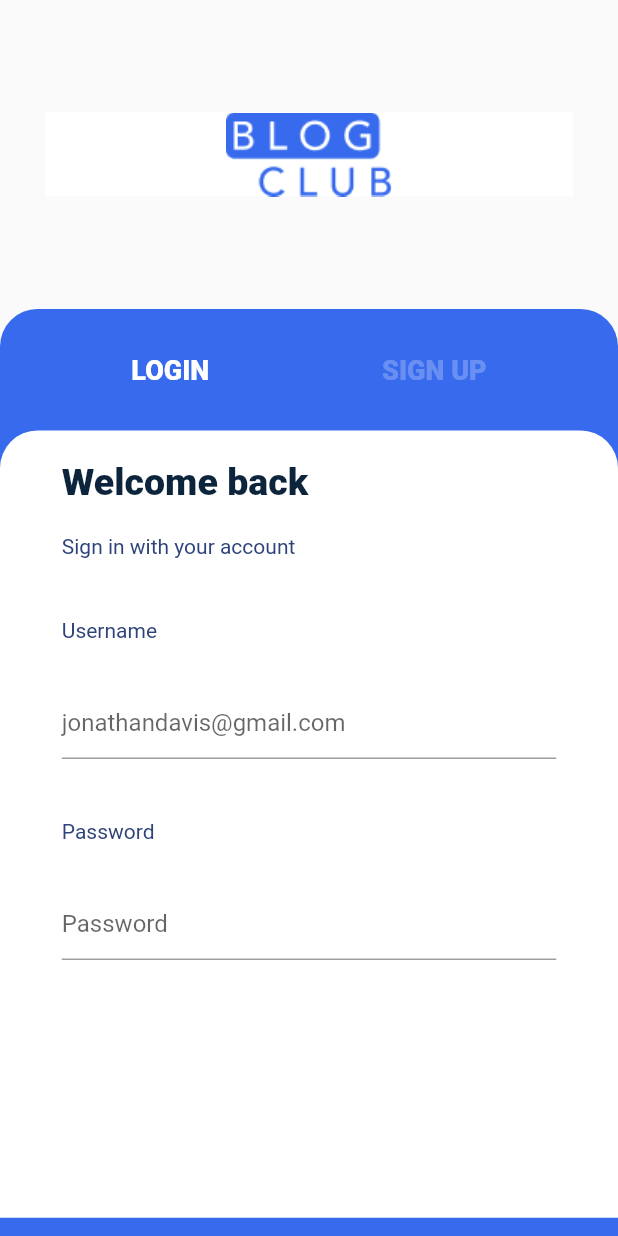
After one commit to arunjewel/blogging_application, a Flutter app: the screen it shows after launch, after a tap on an icon or button, on a phone screen of 412 x 824 dp. The commit adds this screen. Run offline on Flutter 3.47's test engine with Material 2 defaults, Android fonts, the phone set to English and light mode, and no system bars; our stand-ins replace google_fonts; Roboto replaces fonts that are missing (Tajawal).

Commit message:
login page UI

```diff
--- a/lib/core/colors.dart
+++ b/lib/core/colors.dart
@@ -6,6 +6,6 @@ const backgroundColor=Colors.white;
 ///text colors
 const themeTextColor=  Color.fromRGBO(45, 67, 121, 1);
 const themeTextColorDark=Color.fromRGBO(13, 37, 60, 1);
-
+const fadedTextColor=Color.fromRGBO(255, 255, 255, 0.25);
 ///icon colors
 const fadedIconColor= Color.fromRGBO(222, 231, 255, 1);
--- a/lib/core/constants.dart
+++ b/lib/core/constants.dart
@@ -7,6 +7,7 @@ const welcomePageImage1 = "assets/images/welcome_image1.png";
 const welcomePageImage2 = "assets/images/welcome_image2.png";
 const welcomePageImage3 = "assets/images/welcome_image3.png";
 const welcomePageImage4 = "assets/images/welcome_image4.png";
+const appLogoSmall = "assets/icons/app_logo_small.png";
 
 ///Text Styles
 final mainTextStyle = GoogleFonts.tajawal();
@@ -16,3 +17,6 @@ final headerTextStyle = mainTextStyle.copyWith(
 
 final subTextStyle = mainTextStyle.copyWith(
     fontSize: 14, fontWeight: FontWeight.w400, color: themeTextColor);
+
+final loginOptionTextStyle =
+    mainTextStyle.copyWith(fontWeight: FontWeight.w800, fontSize: 18,color:backgroundColor);
--- /dev/null
+++ b/lib/core/utils.dart
@@ -0,0 +1,6 @@
+import 'package:flutter/material.dart';
+
+toPage(BuildContext context, Widget widget) {
+  return Navigator.of(context)
+      .push(MaterialPageRoute(builder: (context) => widget));
+}
--- /dev/null
+++ b/lib/ui/login_page/screens/login_page.dart
@@ -0,0 +1,124 @@
+import 'package:flutter/material.dart';
+
+import '../../../core/colors.dart';
+import '../../../core/constants.dart';
+import '../../widgets/text_field_widget.dart';
+
+class LoginPage extends StatelessWidget {
+  const LoginPage({Key? key}) : super(key: key);
+
+  @override
+  Widget build(BuildContext context) {
+    final Size screenSize = MediaQuery.of(context).size;
+    return Scaffold(
+      body: SafeArea(
+        child: Center(
+          child: Column(
+            crossAxisAlignment: CrossAxisAlignment.center,
+            children: [
+              Container(
+                height: screenSize.height * 0.25,
+                child: Center(
+                  child: Container(
+                    alignment: Alignment.center,
+                    height: 56.0,
+                    margin: const EdgeInsets.all(30),
+                    decoration: const BoxDecoration(
+                      image: DecorationImage(
+                          fit: BoxFit.fitHeight,
+                          image: AssetImage(appLogoSmall)),
+                      color: backgroundColor,
+                    ),
+                  ),
+                ),
+              ),
+              const Spacer(),
+              Container(
+                width: screenSize.width,
+                height: screenSize.height * 0.75,
+                decoration: const BoxDecoration(
+                  color: themeMainColor,
+                  borderRadius: BorderRadius.only(
+                    topLeft: Radius.circular(25),
+                    topRight: Radius.circular(25),
+                  ),
+                ),
+                child: Column(
+                  children: [
+                    Container(
+                      margin: const EdgeInsets.all(30),
+                      child: Row(
+                        mainAxisAlignment: MainAxisAlignment.spaceAround,
+                        children: [
+                          Text("LOGIN", style: loginOptionTextStyle),
+                          Text("SIGN UP",
+                              style: loginOptionTextStyle.copyWith(
+                                  color: fadedTextColor)),
+                        ],
+                      ),
+                    ),
+                    Container(
+                      width: screenSize.width,
+                      height: screenSize.height * 0.637,
+                      decoration: const BoxDecoration(
+                        color: backgroundColor,
+                        borderRadius: BorderRadius.only(
+                          topLeft: Radius.circular(25),
+                          topRight: Radius.circular(25),
+                        ),
+                      ),
+                      child: Container(
+                        margin: const EdgeInsets.all(20),
+                        child: Column(
+                          children: [
+                            Container(
+                                width: screenSize.width * 0.8,
+                                child: Text("Welcome back",
+                                    style: headerTextStyle)),
+                            Container(
+                              width: screenSize.width * 0.8,
+                              margin:
+                                  const EdgeInsets.only(top: 20, bottom: 20),
+                              child: Text("Sign in with your account",
+                                  style: subTextStyle),
+                            ),
+                            textFieldLabelText(screenSize, "Username"),
+                            Container(
+                              width: screenSize.width * 0.8,
+                              margin:
+                                  const EdgeInsets.only(top: 10, bottom: 20),
+                              child: const TextFieldWidget(
+                                hintText: 'jonathandavis@gmail.com',
+                              ),
+                            ),
+                            textFieldLabelText(screenSize, "Password"),
+                            Container(
+                              width: screenSize.width * 0.8,
+                              margin:
+                                  const EdgeInsets.only(top: 10, bottom: 20),
+                              child: const TextFieldWidget(
+                                hintText: "Password",
+                              ),
+                            ),
+                          ],
+                        ),
+                      ),
+                    ),
+                  ],
+                ),
+              ),
+            ],
+          ),
+        ),
+      ),
+    );
+  }
+
+  Container textFieldLabelText(Size screenSize, String labelName) {
+    return Container(
+      width: screenSize.width * 0.8,
+      margin: const EdgeInsets.only(top: 20, bottom: 20),
+      child: Text(labelName, style: subTextStyle),
+    );
+  }
+}
--- a/lib/ui/welcome_screen/screens/welcome_screen.dart
+++ b/lib/ui/welcome_screen/screens/welcome_screen.dart
@@ -3,6 +3,8 @@ import 'package:flutter/cupertino.dart';
 import 'package:flutter/material.dart';
 
 import '../../../core/colors.dart';
+import '../../../core/utils.dart';
+import '../../login_page/screens/login_page.dart';
 import '../widgets/welcome_page_image_card.dart';
 
 class WelcomeScreen extends StatelessWidget {
@@ -89,6 +91,11 @@ class WelcomeScreen extends StatelessWidget {
                               ),
                             ),
                             const Spacer(),
+                            GestureDetector(
+                              onTap: (){
+                                toPage(context,const LoginPage());
+                              },
+                              child:
                             Container(
                               height: 60,
                               width: 88,
@@ -104,7 +111,7 @@ class WelcomeScreen extends StatelessWidget {
                                   color: backgroundColor,
                                 ),
                               ),
-                            ),
+                            ),),
                           ],
                         ),
                       ),
--- /dev/null
+++ b/lib/ui/widgets/text_field_widget.dart
@@ -0,0 +1,22 @@
+import 'package:flutter/material.dart';
+class TextFieldWidget extends StatelessWidget {
+  final bool obscureText;
+  final String hintText;
+
+  const TextFieldWidget({
+    Key? key,
+    required this.hintText,
+    this.obscureText = false,
+  }) : super(key: key);
+
+  @override
+  Widget build(BuildContext context) {
+    return TextField(
+      obscureText: obscureText,
+      obscuringCharacter: "*",
+      decoration: InputDecoration(
+        hintText: hintText,
+      ),
+    );
+  }
+}
--- a/pubspec.yaml
+++ b/pubspec.yaml
@@ -32,7 +32,5 @@ flutter:
 
   uses-material-design: true
   assets:
-    - assets/images/welcome_image1.png
-    - assets/images/welcome_image2.png
-    - assets/images/welcome_image3.png
-    - assets/images/welcome_image4.png
+    - assets/images/
+    - assets/icons/
```
Also changed, not shown: assets/icons/app_logo_small.png (added), assets/icons/fblogo.svg (added).
